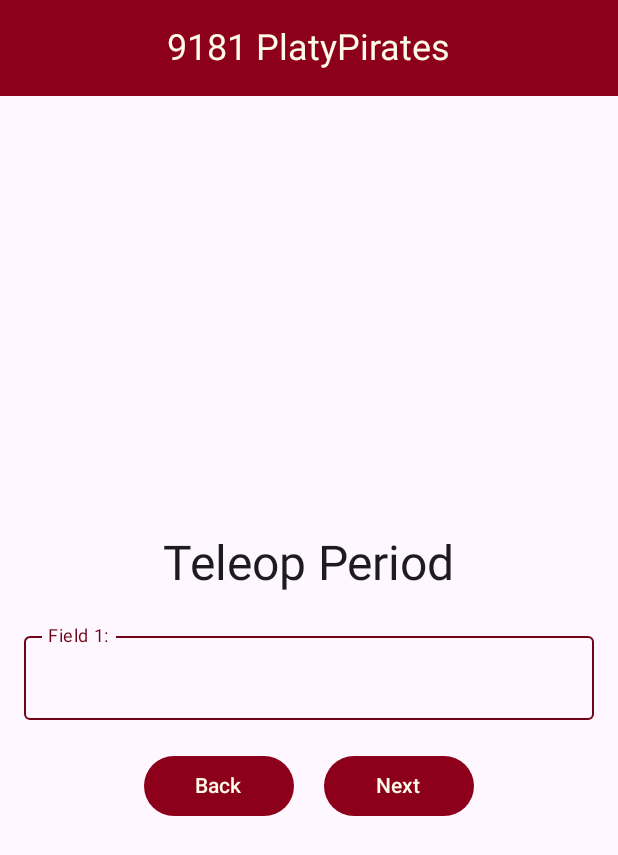
After one commit to danicanhackit/ScoutingApp, an Android app built with Jetpack Compose: the composable AddReport2 shown on its own in the app's theme, on a phone screen of 412 x 824 dp. The commit adds this screen. Shown: the top 855 px of the screen. Run offline under Robolectric (Android 15) with nearby library versions, the phone set to English and light mode, and no system bars.

Commit message:
add report 2

```diff
--- /dev/null
+++ b/app/src/main/java/com/example/scout/AddReport2.kt
@@ -0,0 +1,107 @@
+package com.example.scout
+
+import androidx.compose.foundation.layout.Arrangement
+import androidx.compose.foundation.layout.Column
+import androidx.compose.foundation.layout.Row
+import androidx.compose.foundation.layout.Spacer
+import androidx.compose.foundation.layout.fillMaxSize
+import androidx.compose.foundation.layout.fillMaxWidth
+import androidx.compose.foundation.layout.height
+import androidx.compose.foundation.layout.padding
+import androidx.compose.foundation.layout.width
+import androidx.compose.material3.Button
+import androidx.compose.material3.CenterAlignedTopAppBar
+import androidx.compose.material3.ExperimentalMaterial3Api
+import androidx.compose.material3.MaterialTheme
+import androidx.compose.material3.OutlinedTextField
+import androidx.compose.material3.Text
+import androidx.compose.material3.TextFieldDefaults
+import androidx.compose.runtime.Composable
+import androidx.compose.runtime.getValue
+import androidx.compose.runtime.mutableStateOf
+import androidx.compose.runtime.remember
+import androidx.compose.runtime.setValue
+import androidx.compose.ui.Alignment
+import androidx.compose.ui.Modifier
+import androidx.compose.ui.platform.LocalContext
+import androidx.compose.ui.text.TextStyle
+import androidx.compose.ui.text.input.TextFieldValue
+import androidx.compose.ui.tooling.preview.Preview
+import androidx.compose.ui.unit.dp
+import androidx.navigation.NavHostController
+import androidx.navigation.testing.TestNavHostController
+import com.example.scout.ui.theme.Burgundy
+import com.example.scout.ui.theme.PlatyRed
+import com.example.scout.ui.theme.ScoutTheme
+
+@OptIn(ExperimentalMaterial3Api::class)
+@Composable
+fun AddReport2(navController: NavHostController){
+    var field1 by remember { mutableStateOf(TextFieldValue(" "))}
+    Column {
+        CenterAlignedTopAppBar(
+            title = {
+                Text(
+                    text = "9181 PlatyPirates",
+                    style = MaterialTheme.typography.headlineSmall
+                )
+            }
+        )
+        Spacer(modifier = Modifier.height(16.dp))
+
+        Column(
+            modifier = Modifier
+                .fillMaxSize()
+                .padding(16.dp),
+            verticalArrangement = Arrangement.Center,
+            horizontalAlignment = Alignment.CenterHorizontally
+        ) {
+            // update for actual event name
+            Text(text = "Teleop Period", style = MaterialTheme.typography.headlineLarge)
+            Spacer(modifier = Modifier.height(20.dp))
+
+            OutlinedTextField(
+                value = field1,
+                onValueChange = { field1 = it },
+                label = { Text("Field 1:", color = Burgundy)},
+                textStyle = TextStyle(color = Burgundy),
+                colors = TextFieldDefaults.outlinedTextFieldColors(
+                    focusedBorderColor = PlatyRed,
+                    unfocusedBorderColor = Burgundy,
+                    cursorColor = Burgundy
+                ),
+                modifier = Modifier.fillMaxWidth()
+            )
+            Spacer(modifier = Modifier.height(20.dp))
+            Row {
+                Button(
+                    onClick = {
+                        navController.navigate("addReport1")
+                    },
+                    modifier = Modifier.width(100.dp)
+                ) {
+                    Text(text = "Back")
+                }
+                Spacer(modifier = Modifier.width(20.dp))
+                Button(
+                    onClick = {
+                        // add fields to database
+                        navController.navigate("addReport3")
+                    },
+                    modifier = Modifier.width(100.dp)
+                ) {
+                    Text(text = "Next")
+                }
+            }
+        }
+    }
+}
+
+@Preview(showBackground = true)
+@Composable
+fun AddReport2Preview(){
+    ScoutTheme{
+        val navController = TestNavHostController(LocalContext.current)
+        AddReport2(navController)
+    }
+}
--- a/app/src/main/java/com/example/scout/MainActivity.kt
+++ b/app/src/main/java/com/example/scout/MainActivity.kt
@@ -38,5 +38,6 @@ fun AppNavigation(navController: NavHostController) {
         }
         composable("home") { Home(navController)}
         composable("addReport1") { AddReport1(navController)}
+        composable("addReport2") { AddReport2(navController)}
     }
 }
```
